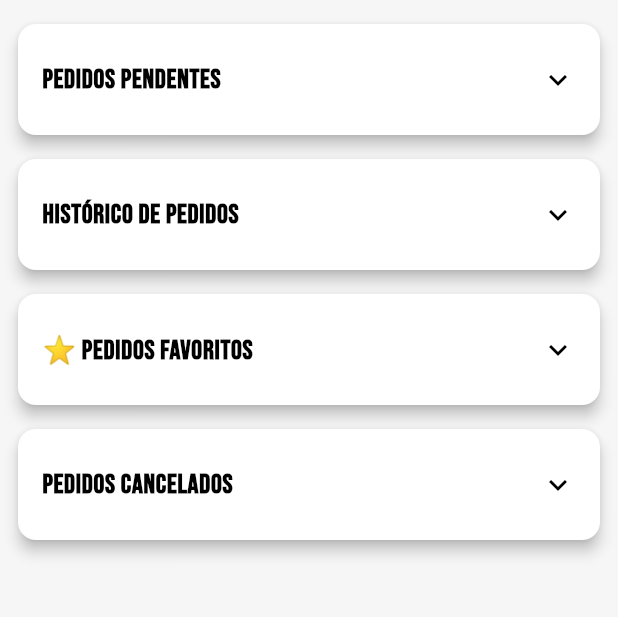
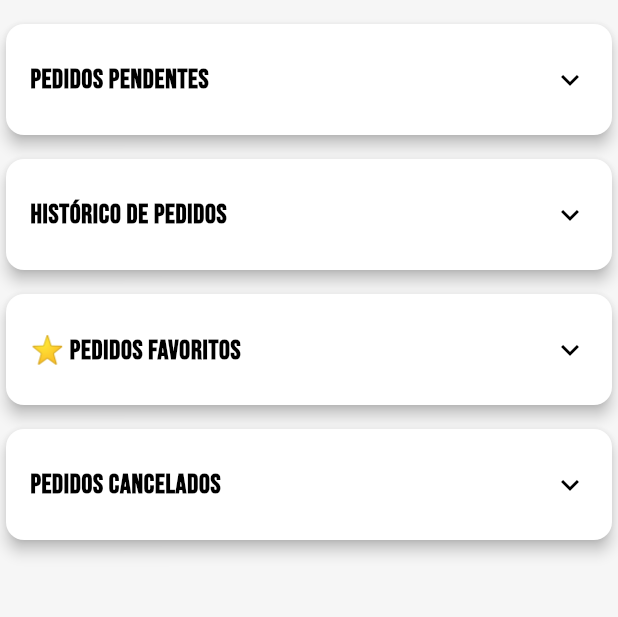
Before and after one commit to Animus2025/Lanchonete-da-Carminha_flutter, a Flutter app: the MeusPedidosPage screen opened by its route, on a phone screen of 412 x 824 dp, the part 84-701 px from its top. Run offline on Flutter 3.47's test engine with Material 3 defaults, Android fonts, the phone set to English and light mode, and no system bars.

Commit message:
Update Meus_pedidos.dart

```diff
--- a/lib/ui/pages/Meus_pedidos.dart
+++ b/lib/ui/pages/Meus_pedidos.dart
@@ -2,6 +2,7 @@ import 'package:flutter/material.dart';
 import '../themes/app_theme.dart';
 import '../widgets/custom_app_bar.dart';
 import '../widgets/custom_drawer.dart';
+import '../widgets/AppBodyConteiner.dart';
 
 class MeusPedidosPage extends StatelessWidget {
   final VoidCallback toggleTheme;
@@ -10,16 +11,12 @@ class MeusPedidosPage extends StatelessWidget {
 
   @override
   Widget build(BuildContext context) {
-    final screenWidth = MediaQuery.of(context).size.width;
-
-    // Definindo padding dinâmico
-    double horizontalPadding = screenWidth < 1000 ? 12 : 64;
-
     return Scaffold(
       appBar: CustomAppBar(toggleTheme: toggleTheme),
       drawer: const CustomDrawer(),
-      body: ListView(
-        padding: EdgeInsets.symmetric(horizontal: horizontalPadding, vertical: 16),
+      body: AppBodyContainer(
+        child: ListView(
+          padding: const EdgeInsets.symmetric(vertical: 16),
           children: [
             buildPedidoSection(
               context: context,
@@ -42,6 +39,7 @@ class MeusPedidosPage extends StatelessWidget {
               pedidos: [],
             ),
           ],
+        ),
       ),
     );
   }
```
Lines whose indentation alone changed are shown as unchanged.
